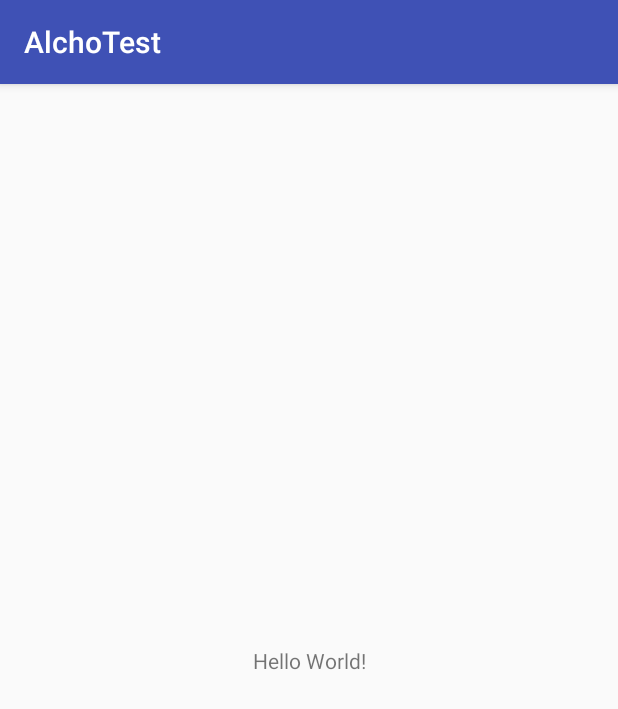
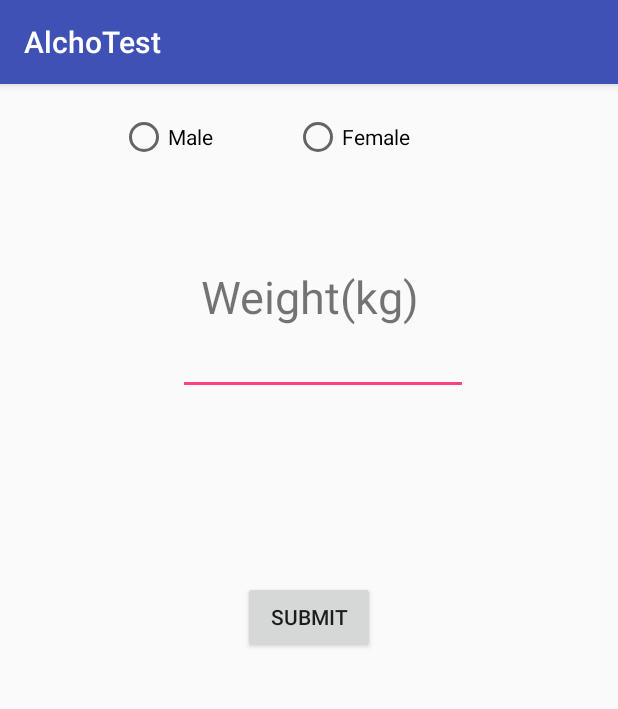
Before and after one commit to AleksandarKosev/To-Drunk, an Android app: the screen it shows after launch (MainActivity), on a phone screen of 412 x 824 dp. Shown: the top 709 px of the screen. Run offline under Robolectric (Android 15) with nearby library versions, the phone set to English and light mode, and no system bars.

Commit message:
First Layout Done
Male/Female, Weight, Button

```diff
--- a/AlchoTest/app/src/main/res/layout/activity_main.xml
+++ b/AlchoTest/app/src/main/res/layout/activity_main.xml
@@ -1,18 +1,87 @@
 <?xml version="1.0" encoding="utf-8"?>
-<android.support.constraint.ConstraintLayout xmlns:android="http://schemas.android.com/apk/res/android"
+<RelativeLayout xmlns:android="http://schemas.android.com/apk/res/android"
     xmlns:app="http://schemas.android.com/apk/res-auto"
     xmlns:tools="http://schemas.android.com/tools"
     android:layout_width="match_parent"
     android:layout_height="match_parent"
     tools:context="com.a2drunk.alchotest.alchotest.MainActivity">
 
-    <TextView
+
+    <LinearLayout
+        android:id="@+id/linearLayout"
         android:layout_width="wrap_content"
         android:layout_height="wrap_content"
-        android:text="Hello World!"
-        app:layout_constraintBottom_toBottomOf="parent"
-        app:layout_constraintLeft_toLeftOf="parent"
-        app:layout_constraintRight_toRightOf="parent"
-        app:layout_constraintTop_toTopOf="parent" />
+        android:orientation="horizontal"></LinearLayout>
 
-</android.support.constraint.ConstraintLayout>
+    <RadioGroup xmlns:android="http://schemas.android.com/apk/res/android"
+        android:id="@+id/radioGroup"
+        android:layout_width="fill_parent"
+        android:layout_height="60dp"
+        android:orientation="horizontal">
+
+        <RadioButton
+            android:id="@+id/radioButton"
+            android:layout_width="wrap_content"
+            android:layout_height="wrap_content"
+            android:layout_marginStart="80dp"
+            android:layout_marginTop="19dp"
+            android:text="Male"
+            tools:layout_editor_absoluteX="64dp"
+            tools:layout_editor_absoluteY="30dp" />
+
+        <RadioButton
+            android:id="@+id/radioButton2"
+            android:layout_width="wrap_content"
+            android:layout_height="wrap_content"
+            android:layout_marginTop="19dp"
+            android:layout_marginStart="54dp"
+
+            android:layout_toEndOf="@+id/radioGroup"
+            android:text="Female" />
+    </RadioGroup>
+
+    <LinearLayout
+        android:id="@+id/linearLayout2"
+        android:layout_width="wrap_content"
+        android:layout_height="wrap_content"
+        android:layout_marginTop="32dp"
+        android:orientation="vertical"
+        android:layout_below="@+id/radioGroup"
+        android:layout_centerHorizontal="true">
+
+        <TextView
+            android:id="@+id/textView2"
+            android:layout_width="match_parent"
+            android:layout_height="wrap_content"
+            android:layout_below="@+id/radioButton2"
+            android:layout_centerHorizontal="true"
+            android:layout_marginTop="29dp"
+            android:text="Weight(kg)"
+            android:textAlignment="center"
+            android:textSize="30sp" />
+
+        <EditText
+            android:id="@+id/editText"
+            android:layout_width="194dp"
+            android:layout_height="wrap_content"
+            android:layout_alignStart="@+id/radioButton"
+            android:layout_below="@+id/linearLayout2"
+            android:layout_gravity="center"
+            android:layout_marginStart="10dp"
+
+            android:ems="10"
+            android:inputType="number" />
+
+    </LinearLayout>
+
+    <Button
+        android:id="@+id/button"
+        android:layout_width="wrap_content"
+        android:layout_height="wrap_content"
+        android:layout_marginTop="124dp"
+        android:text="Submit"
+        android:layout_below="@+id/linearLayout2"
+        android:layout_centerHorizontal="true" />
+
+
+</RelativeLayout>
```
